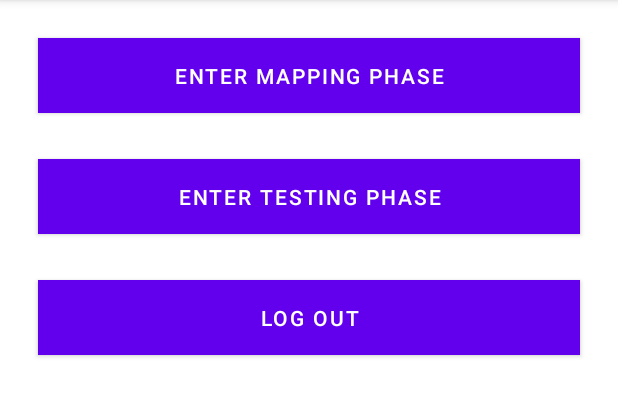
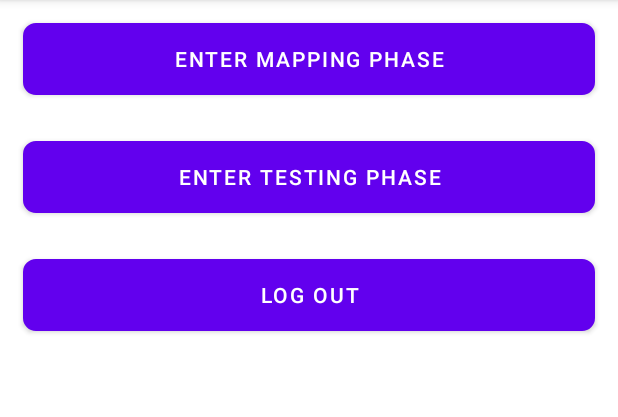
Before and after one commit to bryaniiiii/ESCWifiApp, an Android app: the StartingActivity screen opened directly, with no data from a screen before it, on a phone screen of 412 x 824 dp, the part 84-501 px from its top. Run offline under Robolectric (Android 15) with nearby library versions, the phone set to English and light mode, and no system bars; our stand-ins replace Firebase (no records; nobody signed in at launch, a user with empty details on screens opened directly).

Commit message:
Updated working with my old branch

```diff
--- a/app/src/main/res/layout/activity_starting.xml
+++ b/app/src/main/res/layout/activity_starting.xml
@@ -1,42 +1,34 @@
 <?xml version="1.0" encoding="utf-8"?>
 <LinearLayout xmlns:android="http://schemas.android.com/apk/res/android"
-    xmlns:app="http://schemas.android.com/apk/res-auto"
-    xmlns:tools="http://schemas.android.com/tools"
     android:layout_width="match_parent"
     android:layout_height="match_parent"
-    tools:context=".MainActivity"
-    android:padding="10dp"
     android:orientation="vertical">
-
 
     <Button
         android:id="@+id/mapme"
         android:layout_width="match_parent"
-        android:layout_height="50dp"
+        android:layout_height="wrap_content"
         android:layout_margin="15dp"
-        android:background="@color/purple_500"
+        android:background="@drawable/button"
         android:text="Enter Mapping Phase"
         />
+
     <Button
         android:id="@+id/locateme"
         android:layout_width="match_parent"
-        android:layout_height="50dp"
+        android:layout_height="wrap_content"
         android:layout_margin="15dp"
-        android:background="@color/purple_500"
+        android:background="@drawable/button"
         android:text="Enter Testing Phase"
         />
+
     <Button
         android:id="@+id/logout"
         android:layout_width="match_parent"
-        android:layout_height="50dp"
+        android:layout_height="wrap_content"
         android:layout_margin="15dp"
-        android:background="@color/purple_500"
+        android:background="@drawable/button"
         android:text="Log Out"
         />
 
-
-
-
-
-
 </LinearLayout>
--- a/app/src/main/res/values-night/themes.xml
+++ b/app/src/main/res/values-night/themes.xml
@@ -3,12 +3,12 @@
     <style name="Theme.MyWifiApp2" parent="Theme.MaterialComponents.Light.DarkActionBar">
         <item name="android:forceDarkAllowed" tools:targetApi="q">false</item>
         <!-- Primary brand color. -->
-        <item name="colorPrimary">@color/purple_200</item>
+        <item name="colorPrimary">@color/purple_500</item>
         <item name="colorPrimaryVariant">@color/purple_700</item>
-        <item name="colorOnPrimary">@color/black</item>
+        <item name="colorOnPrimary">@color/white</item>
         <!-- Secondary brand color. -->
         <item name="colorSecondary">@color/teal_200</item>
-        <item name="colorSecondaryVariant">@color/teal_200</item>
+        <item name="colorSecondaryVariant">@color/teal_700</item>
         <item name="colorOnSecondary">@color/black</item>
         <!-- Status bar color. -->
         <item name="android:statusBarColor" tools:targetApi="l">?attr/colorPrimaryVariant</item>
```
Also changed, not shown: app/build.gradle (+7 -0 lines), app/src/main/java/com/example/mywifiapp2/MainActivity.java (+6 -13 lines), app/src/main/java/com/example/mywifiapp2/Matrix.java (+1 -23 lines), app/src/main/java/com/example/mywifiapp2/SignUpActivity.java (+21 -20 lines), app/src/main/res/layout/activity_choose_image.xml (+4 -4 lines), app/src/main/res/layout/activity_locate.xml (+2 -5 lines), app/src/main/res/layout/activity_mapping.xml (+10 -18 lines), 1 other file.
